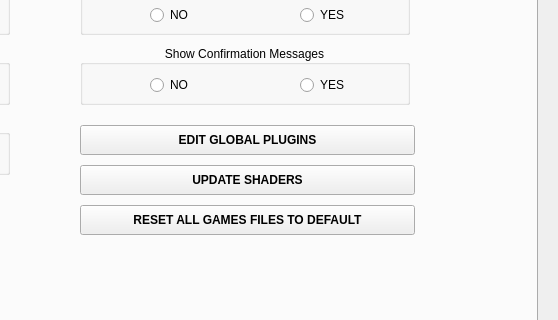
The window that src/ui/main.ui (ddc/ReShadeUtils) describes before a commit, drawn with Qt 5; both pictures show x 442 to 1000 and y 201 to 521 of the 1000 by 750 pixel window.
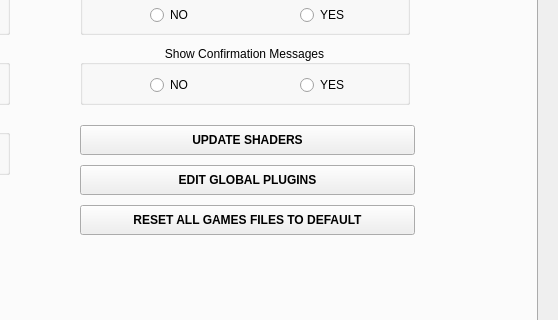
The same window after the commit. The open tabs and pages were chosen to show the change. Icons and pictures are not drawn.

```diff
--- a/src/ui/main.ui
+++ b/src/ui/main.ui
@@ -1031,17 +1031,11 @@
      <property name="geometry">
       <rect>
        <x>500</x>
-       <y>330</y>
+       <y>290</y>
        <width>335</width>
        <height>30</height>
       </rect>
      </property>
-     <property name="minimumSize">
-      <size>
-       <width>335</width>
-       <height>30</height>
-      </size>
-     </property>
      <property name="maximumSize">
       <size>
        <width>335</width>
@@ -1074,23 +1068,11 @@
      <property name="geometry">
       <rect>
        <x>500</x>
-       <y>290</y>
+       <y>330</y>
        <width>335</width>
        <height>30</height>
       </rect>
      </property>
-     <property name="sizePolicy">
-      <sizepolicy hsizetype="Minimum" vsizetype="Fixed">
-       <horstretch>0</horstretch>
-       <verstretch>0</verstretch>
-      </sizepolicy>
-     </property>
-     <property name="minimumSize">
-      <size>
-       <width>335</width>
-       <height>30</height>
-      </size>
-     </property>
      <property name="maximumSize">
       <size>
        <width>335</width>
@@ -1110,7 +1092,13 @@
      </property>
      <property name="icon">
       <iconset>
-       <normaloff>:/resources/images/plugin.png</normaloff>:/resources/images/plugin.png</iconset>
+       <normaloff>:/data/images/plugin.png</normaloff>:/data/images/plugin.png</iconset>
+     </property>
+     <property name="iconSize">
+      <size>
+       <width>27</width>
+       <height>27</height>
+      </size>
      </property>
     </widget>
    </widget>
```
Left out of the diff: 140 changed lines with no effect on the pictures.
